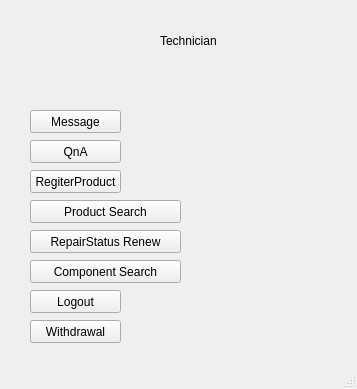
Qt form FiveOfRuler/TechnicianWindow.ui (simneol/JuDeP) before a commit.
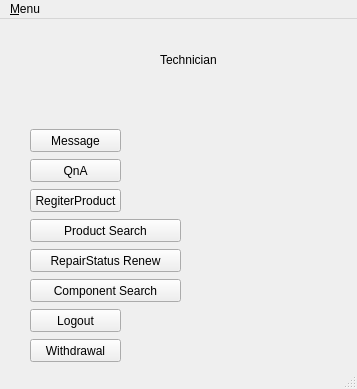
The same form after that commit.

Commit message: add logout menu

What changed in the file:
```diff
--- a/FiveOfRuler/TechnicianWindow.ui
+++ b/FiveOfRuler/TechnicianWindow.ui
@@ -138,9 +138,16 @@
      <x>0</x>
      <y>0</y>
      <width>357</width>
-     <height>21</height>
+     <height>38</height>
     </rect>
    </property>
+   <widget class="QMenu" name="menu_Menu">
+    <property name="title">
+     <string>&amp;Menu</string>
+    </property>
+    <addaction name="action_Logout"/>
+   </widget>
+   <addaction name="menu_Menu"/>
   </widget>
   <widget class="QStatusBar" name="statusbar"/>
  </widget>
```
Left out of the diff: 5 changed lines with no effect on the pictures. The commit also changes 1 other file.
